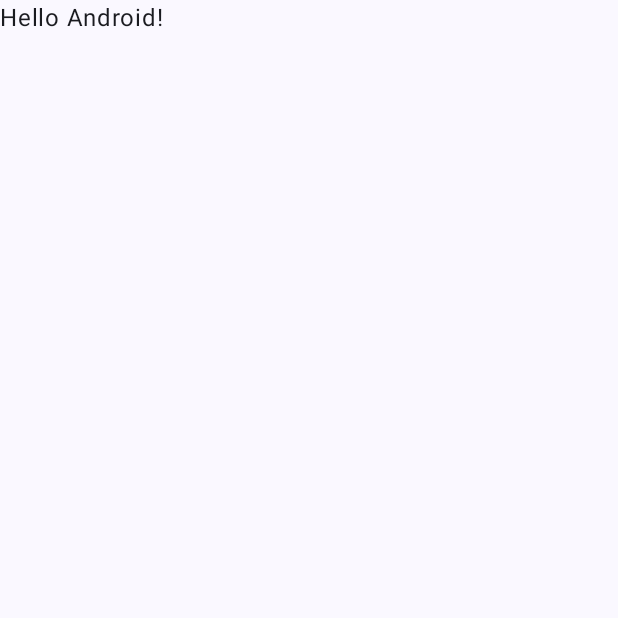
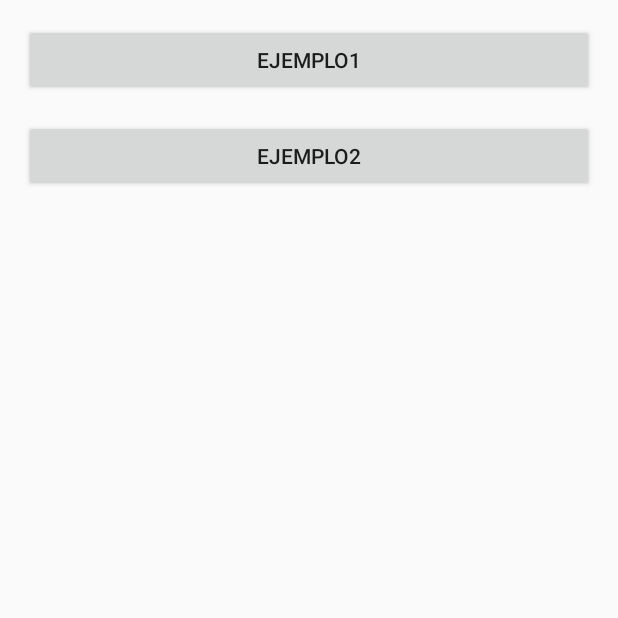
Before and after one commit to IDGS-903-22001447/IntroKotlin, an Android app built with Jetpack Compose: the screen it shows after launch (MainActivity before the commit, MenuActivity after it), on a phone screen of 412 x 824 dp, the top half of it. Before the commit the part shown is almost empty. Run offline under Robolectric (Android 15) with nearby library versions, the phone set to English and light mode, and no system bars.

Commit message:
Ejercicio Operaciones

```diff
--- /dev/null
+++ b/app/src/main/java/com/paulina/introkotlin903/MenuActivity.kt
@@ -0,0 +1,46 @@
+package com.paulina.introkotlin903
+
+import android.content.Intent
+import android.os.Bundle
+import android.widget.Button
+import androidx.activity.enableEdgeToEdge
+import androidx.appcompat.app.AppCompatActivity
+import androidx.core.view.ViewCompat
+import androidx.core.view.WindowInsetsCompat
+import com.paulina.introkotlin903.practica1.saludoActivity  // Nombre de clase corregido (mayúscula)
+import com.paulina.introkotlin903.practica2.OperasActivity
+
+class MenuActivity : AppCompatActivity() {
+    override fun onCreate(savedInstanceState: Bundle?) {
+        super.onCreate(savedInstanceState)
+        enableEdgeToEdge()
+        setContentView(R.layout.activity_menu)
+
+        val btnSaludo = findViewById<Button>(R.id.btn1)
+        val btnOperas = findViewById<Button>(R.id.btn2)
+
+        btnSaludo.setOnClickListener {
+            navigateToSaludo()  // Nombre de método corregido
+        }
+
+        btnOperas.setOnClickListener {
+            navigateToOperas()  // Nombre de método corregido
+        }
+
+        ViewCompat.setOnApplyWindowInsetsListener(findViewById(R.id.main)) { v, insets ->
+            val systemBars = insets.getInsets(WindowInsetsCompat.Type.systemBars())
+            v.setPadding(systemBars.left, systemBars.top, systemBars.right, systemBars.bottom)
+            insets
+        }
+    }
+
+    private fun navigateToSaludo() {  // Corregido "navegate" a "navigate"
+        val intent = Intent(this, saludoActivity::class.java)  // Clase con mayúscula
+        startActivity(intent)
+    }
+
+    private fun navigateToOperas() {  // Corregido "navegate" a "navigate"
+        val intent = Intent(this, OperasActivity::class.java)
+        startActivity(intent)
+    }
+}
--- /dev/null
+++ b/app/src/main/res/layout/activity_menu.xml
@@ -0,0 +1,24 @@
+<?xml version="1.0" encoding="utf-8"?>
+<LinearLayout xmlns:android="http://schemas.android.com/apk/res/android"
+    xmlns:tools="http://schemas.android.com/tools"
+    android:id="@+id/main"
+    android:layout_width="match_parent"
+    android:layout_height="match_parent"
+    android:layout_margin="16dp"
+    android:orientation="vertical"
+    tools:context=".MenuActivity">
+
+    <Button
+        android:id="@+id/btn1"
+        android:layout_width="match_parent"
+        android:layout_height="wrap_content"
+        android:layout_marginBottom="16dp"
+        android:text="Ejemplo1" />
+
+    <Button
+        android:id="@+id/btn2"
+        android:layout_width="match_parent"
+        android:layout_height="wrap_content"
+        android:text="Ejemplo2" />
+
+</LinearLayout>
```
Also changed, not shown: app/src/main/AndroidManifest.xml (+10 -12 lines), app/src/main/java/com/paulina/introkotlin903/practica2/OperasActivity.kt (added, +53 -0 lines), app/src/main/res/layout/activity_operas.xml (added, +95 -0 lines), app/src/main/res/layout/activity_saludo.xml (+29 -28 lines).
